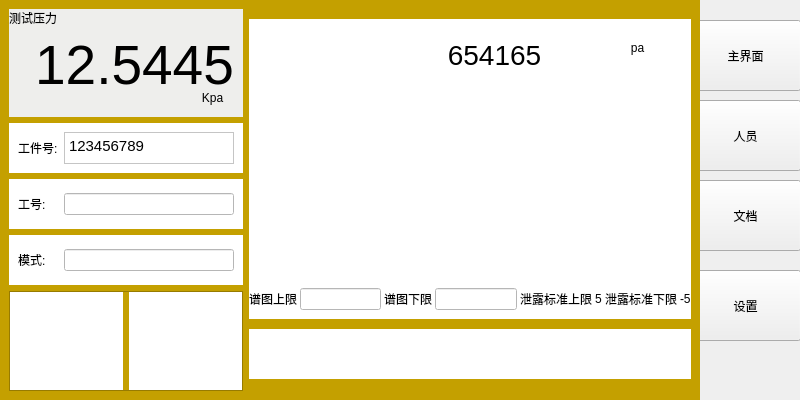
First picture: the form in formmain.ui, repository LEmbedder/widget-mcu, before the edit.
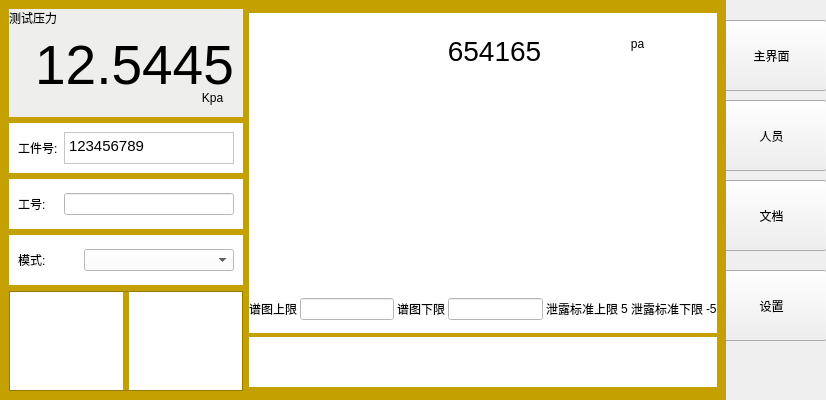
Second picture: the form after the edit.

```diff
--- a/formmain.ui
+++ b/formmain.ui
@@ -6,7 +6,7 @@
    <rect>
     <x>0</x>
     <y>0</y>
-    <width>800</width>
+    <width>826</width>
     <height>400</height>
    </rect>
   </property>
@@ -279,10 +279,10 @@
                 </spacer>
                </item>
                <item>
-                <widget class="QLineEdit" name="lineEdit_mode">
+                <widget class="QComboBox" name="comboBoxModelSelect">
                  <property name="minimumSize">
                   <size>
-                   <width>170</width>
+                   <width>150</width>
                    <height>0</height>
                   </size>
                  </property>
@@ -364,7 +364,7 @@
               <property name="maximumSize">
                <size>
                 <width>16777215</width>
-                <height>300</height>
+                <height>320</height>
                </size>
               </property>
               <property name="styleSheet">
```
Left out of the diff: 3 changed lines with no effect on the pictures.
